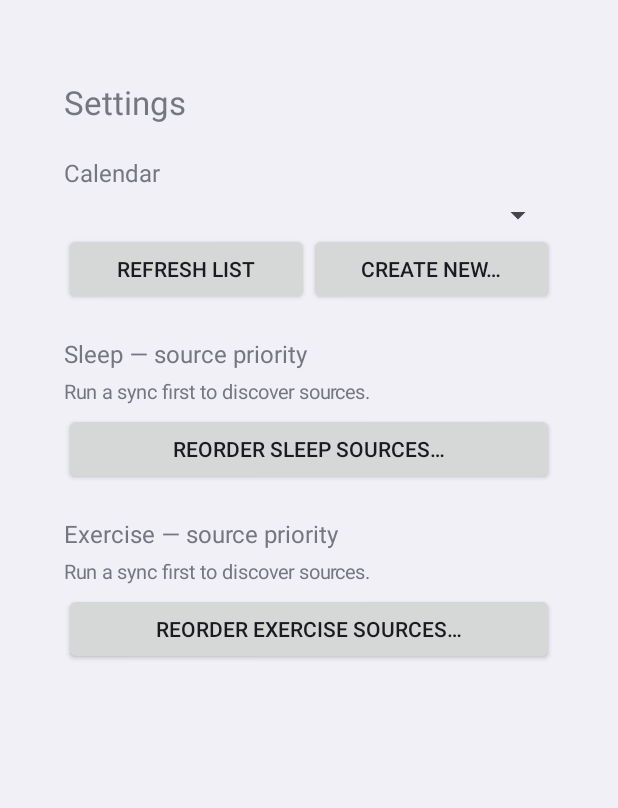
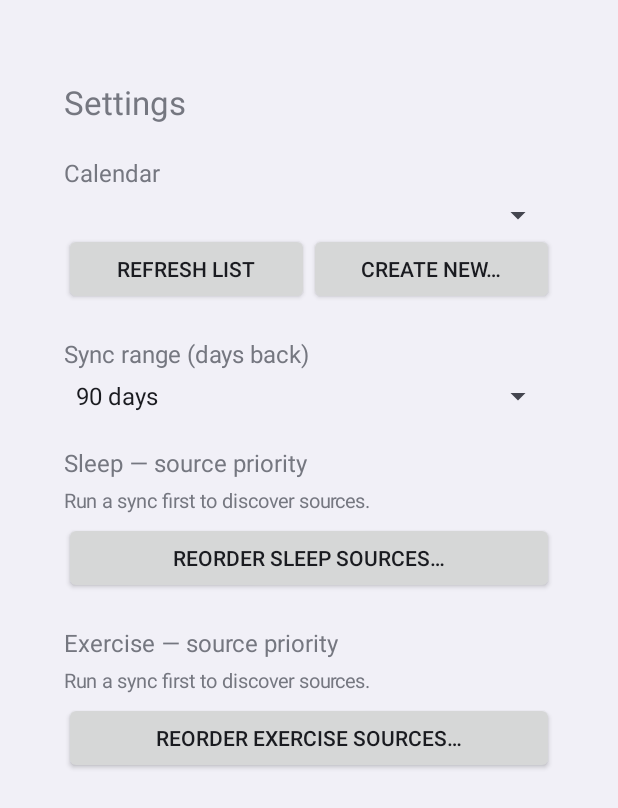
Before and after one commit to avilevi/misc, an Android app: the SettingsActivity screen opened directly, with no data from a screen before it, on a phone screen of 412 x 824 dp. Shown: the top 808 px of the screen. Run offline under Robolectric (Android 15) with nearby library versions, the phone set to English and light mode, and no system bars.

Commit message:
Add sync range setting (7–365 days back), default 90
Co-Authored-By: Claude Sonnet 4.6 <noreply@anthropic.com>

```diff
--- a/healthconnect_to_gcal/hc_export_app/app/src/main/kotlin/com/hcexport/HcSyncWorker.kt
+++ b/healthconnect_to_gcal/hc_export_app/app/src/main/kotlin/com/hcexport/HcSyncWorker.kt
@@ -16,15 +16,15 @@ class HcSyncWorker(ctx: Context, params: WorkerParameters) : CoroutineWorker(ctx
 
     companion object {
         private const val TAG = "HcSyncWorker"
-        private const val DAYS_BACK = 90L
     }
 
     override suspend fun doWork(): Result {
         Log.i(TAG, "Starting sync")
         return try {
-            val client = HealthConnectClient.getOrCreate(applicationContext)
-            val now   = Instant.now()
-            val start = now.minus(DAYS_BACK, ChronoUnit.DAYS)
+            val client     = HealthConnectClient.getOrCreate(applicationContext)
+            val now        = Instant.now()
+            val daysBack   = Prefs.getSyncDaysBack(applicationContext)
+            val start      = now.minus(daysBack, ChronoUnit.DAYS)
             val range = TimeRangeFilter.between(start, now)
 
             val calendarId = Prefs.getCalendarId(applicationContext)
--- a/healthconnect_to_gcal/hc_export_app/app/src/main/kotlin/com/hcexport/Prefs.kt
+++ b/healthconnect_to_gcal/hc_export_app/app/src/main/kotlin/com/hcexport/Prefs.kt
@@ -9,6 +9,14 @@ object Prefs {
 
     private fun prefs(ctx: Context): SharedPreferences =
         ctx.getSharedPreferences(NAME, Context.MODE_PRIVATE)
+
+    // ── Sync range ─────────────────────────────────────────────────────────
+
+    fun getSyncDaysBack(ctx: Context): Long =
+        prefs(ctx).getLong("sync_days_back", 90L)
+
+    fun setSyncDaysBack(ctx: Context, days: Long) =
+        prefs(ctx).edit().putLong("sync_days_back", days).apply()
 
     // ── Calendar ───────────────────────────────────────────────────────────
 
--- a/healthconnect_to_gcal/hc_export_app/app/src/main/kotlin/com/hcexport/SettingsActivity.kt
+++ b/healthconnect_to_gcal/hc_export_app/app/src/main/kotlin/com/hcexport/SettingsActivity.kt
@@ -48,6 +48,31 @@ class SettingsActivity : ComponentActivity() {
                 setOnClickListener { showCreateCalendarDialog() }
             }.also { addView(it, LinearLayout.LayoutParams(0, LinearLayout.LayoutParams.WRAP_CONTENT, 1f)) }
         }.also { root.addView(it) }
+
+        root.addView(spacer(32))
+
+        // ── Sync range ─────────────────────────────────────────────────────
+
+        sectionLabel("Sync range (days back)", root)
+
+        val rangeDays    = listOf(7L, 14L, 30L, 60L, 90L, 180L, 365L)
+        val rangeLabels  = listOf("7 days", "14 days", "30 days", "60 days", "90 days", "180 days", "1 year")
+        val rangeSpinner = Spinner(this).apply {
+            adapter = ArrayAdapter(
+                this@SettingsActivity,
+                android.R.layout.simple_spinner_item,
+                rangeLabels,
+            ).also { it.setDropDownViewResource(android.R.layout.simple_spinner_dropdown_item) }
+        }
+        val savedDays = Prefs.getSyncDaysBack(this)
+        rangeSpinner.setSelection(rangeDays.indexOf(savedDays).takeIf { it >= 0 } ?: 4)
+        rangeSpinner.onItemSelectedListener = object : AdapterView.OnItemSelectedListener {
+            override fun onItemSelected(parent: AdapterView<*>?, view: View?, pos: Int, id: Long) {
+                Prefs.setSyncDaysBack(this@SettingsActivity, rangeDays[pos])
+            }
+            override fun onNothingSelected(parent: AdapterView<*>?) {}
+        }
+        root.addView(rangeSpinner)
 
         root.addView(spacer(32))
 
```
